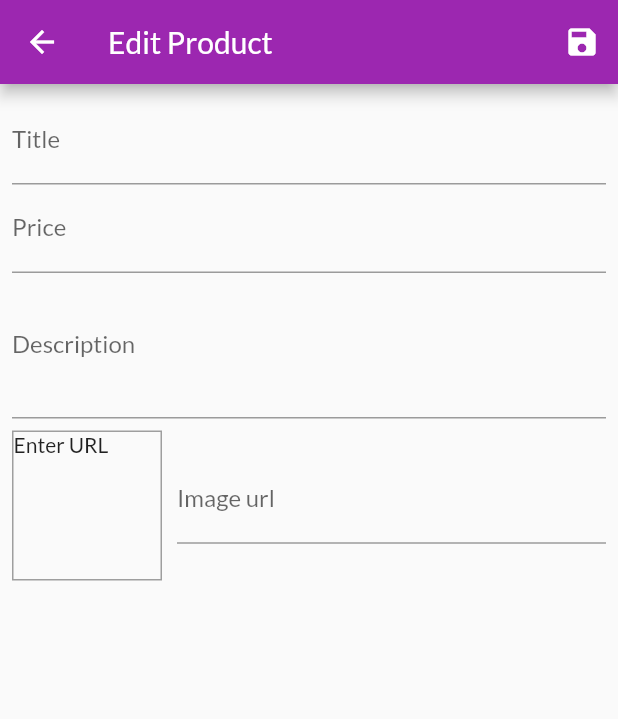
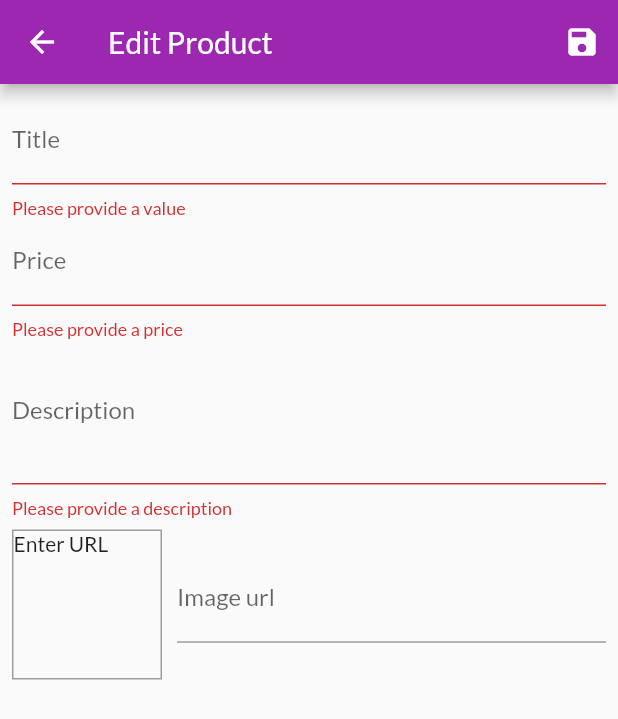
Before and after one commit to aalka061/myShop, a Flutter app: the EditProductScreen screen opened by its route, after a tap on the "save" icon, on a phone screen of 412 x 824 dp. Shown: the top 719 px of the screen. Run offline on Flutter 3.47's test engine with Material 2 defaults, Android fonts, the phone set to English and light mode, and no system bars; network calls fail.

Commit message:
Validating user input title, price, description

```diff
--- a/lib/screens/edit_product_screen.dart
+++ b/lib/screens/edit_product_screen.dart
@@ -54,6 +54,10 @@ class _EditProductScreenState extends State<EditProductScreen> {
   void _saveForm() {
     // the save method triggers a method (onSaved) in every form field that allow us to
     // to take the value entered in the text field
+    final isValid = _form.currentState.validate();
+    if (!isValid) {
+      return;
+    }
     _form.currentState.save();
     print(_editProduct.title);
     print(_editProduct.description);
@@ -65,7 +69,12 @@ class _EditProductScreenState extends State<EditProductScreen> {
   Widget build(BuildContext context) {
     return Scaffold(
       appBar: AppBar(
-        actions: [IconButton(icon: Icon(Icons.save), onPressed: () {})],
+        actions: [
+          IconButton(
+            icon: Icon(Icons.save),
+            onPressed: _saveForm,
+          )
+        ],
         title: Text('Edit Product'),
       ),
       // it better to avoid list view column because of data loss
@@ -77,8 +86,22 @@ class _EditProductScreenState extends State<EditProductScreen> {
             child: Column(
               children: [
                 TextFormField(
-                  decoration: InputDecoration(labelText: 'Title'),
+                  decoration: InputDecoration(
+                    labelText: 'Title',
+                    // error configuration
+                  ),
                   textInputAction: TextInputAction.next,
+                  // validator has to be trigger to work
+                  // you can use autovalide in the form to do that
+
+                  validator: (val) {
+                    // return null, means input is correct
+                    // return "error_message", means validation falied with error_message
+                    if (val.isEmpty) {
+                      return 'Please provide a value';
+                    }
+                    return null;
+                  },
                   onSaved: (value) {
                     _editProduct = Product(
                       id: null,
@@ -93,6 +116,14 @@ class _EditProductScreenState extends State<EditProductScreen> {
                   decoration: InputDecoration(labelText: 'Price'),
                   textInputAction: TextInputAction.next,
                   keyboardType: TextInputType.number,
+                  validator: (val) {
+                    if (val.isEmpty) {
+                      return 'Please provide a price';
+                    } else if (double.tryParse(val) == null) {
+                      return "Please enter valid price";
+                    }
+                    return null;
+                  },
                   onSaved: (value) {
                     _editProduct = Product(
                       id: null,
@@ -107,6 +138,12 @@ class _EditProductScreenState extends State<EditProductScreen> {
                   decoration: InputDecoration(labelText: 'Description'),
                   maxLines: 3,
                   keyboardType: TextInputType.multiline,
+                  validator: (val) {
+                    if (val.isEmpty) {
+                      return 'Please provide a description';
+                    }
+                    return null;
+                  },
                   onSaved: (value) {
                     _editProduct = Product(
                       id: null,
```
